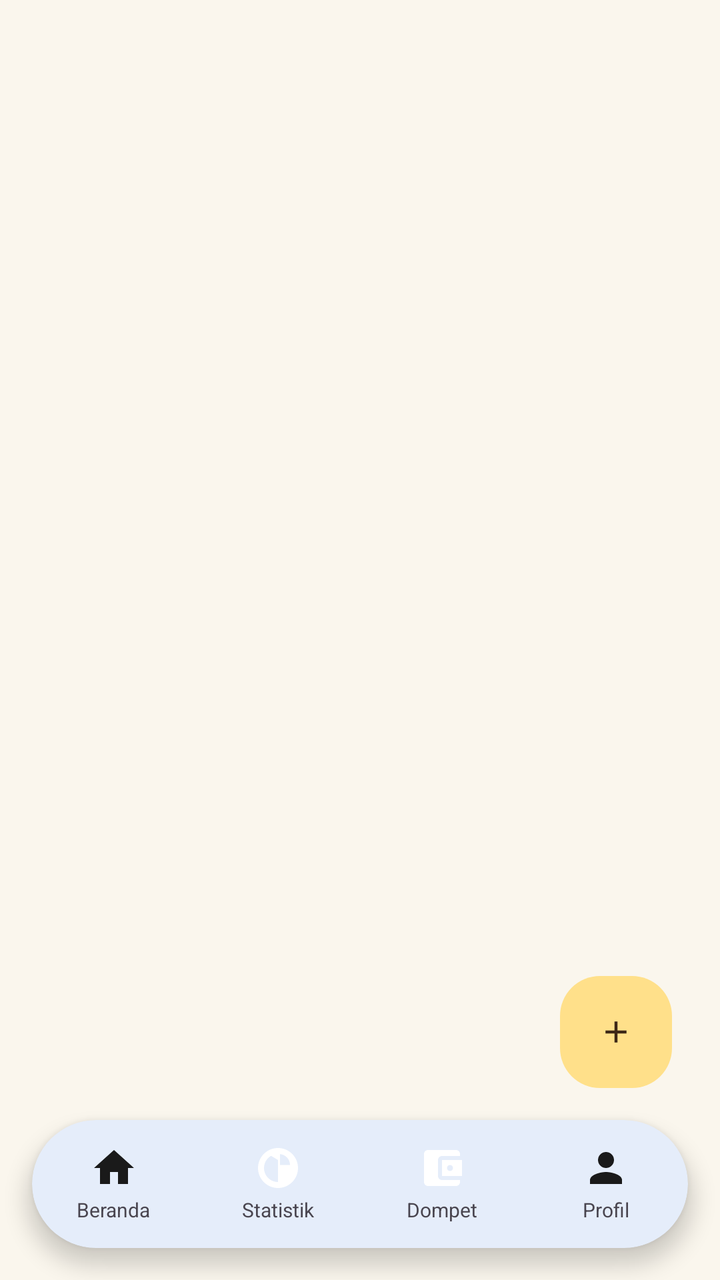
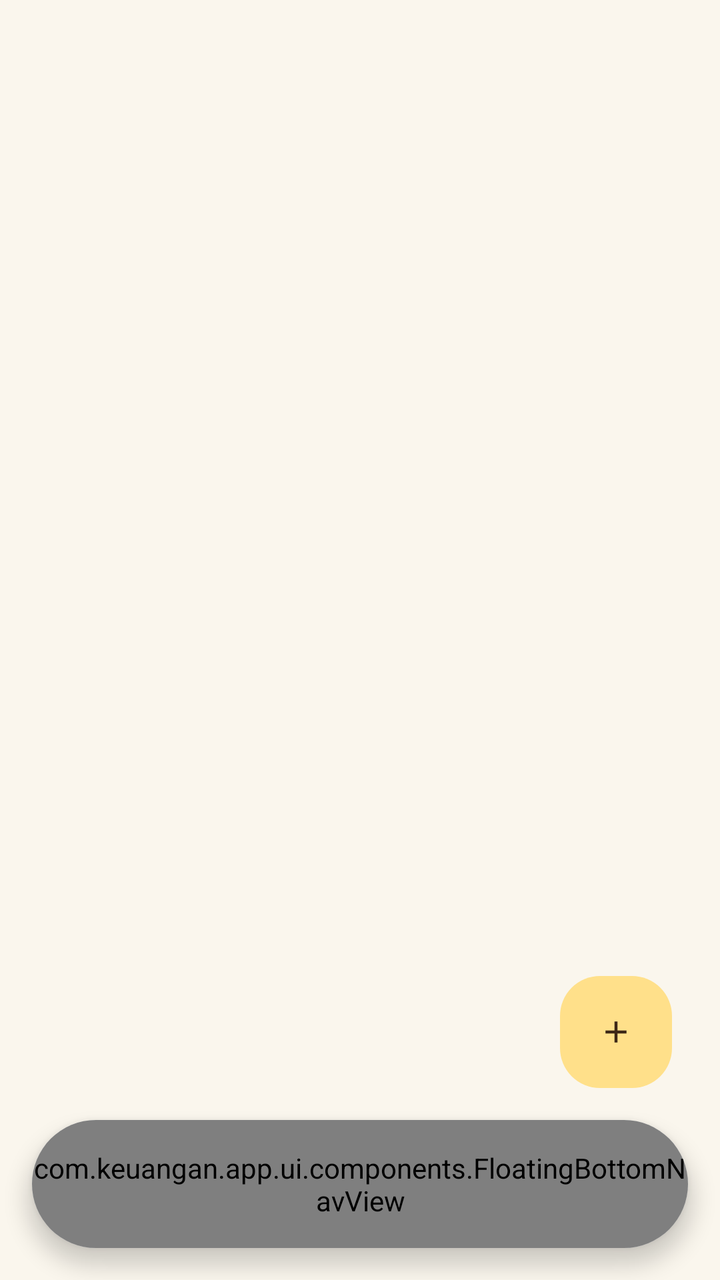

The first picture is an Android layout as it rendered before a commit; the second is the same layout after the commit. The layout source and the unified diff follow.
<!-- AndroidManifest.xml: application theme Theme.Keuangan -->
<!-- res/layout/activity_main.xml -->
<?xml version="1.0" encoding="utf-8"?>
<FrameLayout xmlns:android="http://schemas.android.com/apk/res/android"
    xmlns:app="http://schemas.android.com/apk/res-auto"
    android:layout_width="match_parent"
    android:layout_height="match_parent"
    android:background="?android:attr/colorBackground">

    <androidx.fragment.app.FragmentContainerView
        android:id="@+id/fragmentContainer"
        android:layout_width="match_parent"
        android:layout_height="match_parent" />

    
    <com.google.android.material.button.MaterialButton
        android:id="@+id/fabAdd"
        android:layout_width="56dp"
        android:layout_height="56dp"
        android:layout_gravity="bottom|end"
        android:layout_marginEnd="24dp"
        android:layout_marginBottom="96dp"
        android:minWidth="0dp"
        android:contentDescription="@string/fab_add"
        android:insetTop="0dp"
        android:insetBottom="0dp"
        app:backgroundTint="@color/fab_background_tint"
        app:cornerRadius="20dp"
        app:elevation="6dp"
        app:icon="@drawable/ic_add"
        app:iconGravity="textStart"
        app:iconPadding="0dp"
        app:iconTint="@color/fab_icon_tint" />

    
    <com.google.android.material.card.MaterialCardView
        android:id="@+id/bottomNav"
        android:layout_width="match_parent"
        android:layout_height="64dp"
        android:layout_gravity="bottom"
        android:layout_marginStart="16dp"
        android:layout_marginEnd="16dp"
        android:layout_marginBottom="16dp"
        app:cardBackgroundColor="?attr/colorSurface"
        app:cardCornerRadius="32dp"
        app:cardElevation="6dp"
        app:strokeWidth="0dp">

        <LinearLayout
            android:layout_width="match_parent"
            android:layout_height="match_parent"
            android:orientation="horizontal">

            
            <LinearLayout
                android:id="@+id/tabHome"
                android:layout_width="0dp"
                android:layout_height="match_parent"
                android:layout_weight="1"
                android:gravity="center"
                android:orientation="vertical">

                <ImageView
                    android:id="@+id/navIconHome"
                    android:layout_width="24dp"
                    android:layout_height="24dp"
                    android:contentDescription="@string/tab_home"
                    android:src="@drawable/ic_home" />

                <TextView
                    android:id="@+id/navLabelHome"
                    android:layout_width="wrap_content"
                    android:layout_height="wrap_content"
                    android:layout_marginTop="2dp"
                    android:text="@string/tab_home"
                    android:textSize="10sp" />
            </LinearLayout>

            
            <LinearLayout
                android:id="@+id/tabStats"
                android:layout_width="0dp"
                android:layout_height="match_parent"
                android:layout_weight="1"
                android:gravity="center"
                android:orientation="vertical">

                <ImageView
                    android:id="@+id/navIconStats"
                    android:layout_width="24dp"
                    android:layout_height="24dp"
                    android:contentDescription="@string/tab_stats"
                    android:src="@drawable/ic_pie_chart" />

                <TextView
                    android:id="@+id/navLabelStats"
                    android:layout_width="wrap_content"
                    android:layout_height="wrap_content"
                    android:layout_marginTop="2dp"
                    android:text="@string/tab_stats"
                    android:textSize="10sp" />
            </LinearLayout>

            
            <LinearLayout
                android:id="@+id/tabWallet"
                android:layout_width="0dp"
                android:layout_height="match_parent"
                android:layout_weight="1"
                android:gravity="center"
                android:orientation="vertical">

                <ImageView
                    android:id="@+id/navIconWallet"
                    android:layout_width="24dp"
                    android:layout_height="24dp"
                    android:contentDescription="@string/tab_wallet"
                    android:src="@drawable/ic_wallet" />

                <TextView
                    android:id="@+id/navLabelWallet"
                    android:layout_width="wrap_content"
                    android:layout_height="wrap_content"
                    android:layout_marginTop="2dp"
                    android:text="@string/tab_wallet"
                    android:textSize="10sp" />
            </LinearLayout>

            
            <LinearLayout
                android:id="@+id/tabProfile"
                android:layout_width="0dp"
                android:layout_height="match_parent"
                android:layout_weight="1"
                android:gravity="center"
                android:orientation="vertical">

                <ImageView
                    android:id="@+id/navIconProfile"
                    android:layout_width="24dp"
                    android:layout_height="24dp"
                    android:contentDescription="@string/tab_profile"
                    android:src="@drawable/ic_person" />

                <TextView
                    android:id="@+id/navLabelProfile"
                    android:layout_width="wrap_content"
                    android:layout_height="wrap_content"
                    android:layout_marginTop="2dp"
                    android:text="@string/tab_profile"
                    android:textSize="10sp" />
            </LinearLayout>
        </LinearLayout>
    </com.google.android.material.card.MaterialCardView>
</FrameLayout>
<!-- resources referenced by this layout -->
<resources>
  <!-- drawable ic_add (drawable) -->
  <vector xmlns:android="http://schemas.android.com/apk/res/android"
      android:width="24dp"
      android:height="24dp"
      android:viewportWidth="24"
      android:viewportHeight="24">
      <path
          android:fillColor="#FF1A1A1A"
          android:pathData="M19,13h-6v6h-2v-6H5v-2h6V5h2v6h6v2z"/>
  </vector>
  <!-- drawable ic_home (drawable) -->
  <vector xmlns:android="http://schemas.android.com/apk/res/android"
      android:width="24dp"
      android:height="24dp"
      android:viewportWidth="24"
      android:viewportHeight="24">
      <path
          android:fillColor="#FF1A1A1A"
          android:pathData="M10,20v-6h4v6h5v-8h3L12,3 2,12h3v8z"/>
  </vector>
  <!-- drawable ic_person (drawable) -->
  <vector xmlns:android="http://schemas.android.com/apk/res/android"
      android:width="24dp"
      android:height="24dp"
      android:viewportWidth="24"
      android:viewportHeight="24">
      <path
          android:fillColor="#FF1A1A1A"
          android:pathData="M12,12c2.21,0 4,-1.79 4,-4s-1.79,-4 -4,-4 -4,1.79 -4,4 1.79,4 4,4zm0,2c-2.67,0 -8,1.34 -8,4v2h16v-2c0,-2.66 -5.33,-4 -8,-4z"/>
  </vector>
  <!-- drawable ic_pie_chart (drawable) -->
  <vector xmlns:android="http://schemas.android.com/apk/res/android"
      android:width="24dp"
      android:height="24dp"
      android:viewportWidth="24"
      android:viewportHeight="24">
    <path
        android:fillColor="@android:color/white"
        android:pathData="M12,2C6.48,2 2,6.48 2,12s4.48,10 10,10 10,-4.48 10,-10S17.52,2 12,2zM13,5.05C15.84,5.32 18,7.65 18,10.5h-5V5.05zM12,19c-3.87,0 -7,-3.13 -7,-7 0,-2.62 1.43,-4.9 3.54,-6.09L12,8v11z"/>
  </vector>
  <!-- drawable ic_wallet (drawable) -->
  <vector xmlns:android="http://schemas.android.com/apk/res/android"
      android:width="24dp"
      android:height="24dp"
      android:viewportWidth="24"
      android:viewportHeight="24">
      <path
          android:fillColor="#FFFFFFFF"
          android:pathData="M21,18v1c0,1.1 -0.9,2 -2,2H5c-1.11,0 -2,-0.9 -2,-2V5c0,-1.1 0.89,-2 2,-2h14c1.1,0 2,0.9 2,2v1h-9c-1.11,0 -2,0.9 -2,2v8c0,1.1 0.89,2 2,2h9zm-9,-2h10V8H12v8zm4,-2.5c-0.83,0 -1.5,-0.67 -1.5,-1.5s0.67,-1.5 1.5,-1.5 1.5,0.67 1.5,1.5 -0.67,1.5 -1.5,1.5z"/>
  </vector>
  <string name="fab_add">Tambah Transaksi</string>
  <string name="tab_home">Beranda</string>
  <string name="tab_profile">Profil</string>
  <string name="tab_stats">Statistik</string>
  <string name="tab_wallet">Dompet</string>
  <color name="md_theme_light_primary">#0B57D0</color>
  <color name="md_theme_light_onPrimary">#FFFFFF</color>
  <color name="md_theme_light_primaryContainer">#C2DAFF</color>
  <color name="md_theme_light_onPrimaryContainer">#041E49</color>
  <color name="chart_food">#0B57D0</color>
  <color name="md_theme_light_background">#FAF6ED</color>
  <color name="md_theme_light_surface">#FFFFFF</color>
  <color name="md_theme_light_onSurface">#111827</color>
  <color name="md_theme_light_surfaceContainer">#FAF6ED</color>
  <!-- unchanged entries left out for length: 1 -->
</resources>

<!-- the commit's change to res/layout/activity_main.xml (unified diff, before → after) -->
@@ -44,110 +44,9 @@
         app:cardElevation="6dp"
         app:strokeWidth="0dp">
 
-        <LinearLayout
+        <com.keuangan.app.ui.components.FloatingBottomNavView
+            android:id="@+id/bottomNavView"
             android:layout_width="match_parent"
-            android:layout_height="match_parent"
-            android:orientation="horizontal">
-
-            
-            <LinearLayout
-                android:id="@+id/tabHome"
-                android:layout_width="0dp"
-                android:layout_height="match_parent"
-                android:layout_weight="1"
-                android:gravity="center"
-                android:orientation="vertical">
-
-                <ImageView
-                    android:id="@+id/navIconHome"
-                    android:layout_width="24dp"
-                    android:layout_height="24dp"
-                    android:contentDescription="@string/tab_home"
-                    android:src="@drawable/ic_home" />
-
-                <TextView
-                    android:id="@+id/navLabelHome"
-                    android:layout_width="wrap_content"
-                    android:layout_height="wrap_content"
-                    android:layout_marginTop="2dp"
-                    android:text="@string/tab_home"
-                    android:textSize="10sp" />
-            </LinearLayout>
-
-            
-            <LinearLayout
-                android:id="@+id/tabStats"
-                android:layout_width="0dp"
-                android:layout_height="match_parent"
-                android:layout_weight="1"
-                android:gravity="center"
-                android:orientation="vertical">
-
-                <ImageView
-                    android:id="@+id/navIconStats"
-                    android:layout_width="24dp"
-                    android:layout_height="24dp"
-                    android:contentDescription="@string/tab_stats"
-                    android:src="@drawable/ic_pie_chart" />
-
-                <TextView
-                    android:id="@+id/navLabelStats"
-                    android:layout_width="wrap_content"
-                    android:layout_height="wrap_content"
-                    android:layout_marginTop="2dp"
-                    android:text="@string/tab_stats"
-                    android:textSize="10sp" />
-            </LinearLayout>
-
-            
-            <LinearLayout
-                android:id="@+id/tabWallet"
-                android:layout_width="0dp"
-                android:layout_height="match_parent"
-                android:layout_weight="1"
-                android:gravity="center"
-                android:orientation="vertical">
-
-                <ImageView
-                    android:id="@+id/navIconWallet"
-                    android:layout_width="24dp"
-                    android:layout_height="24dp"
-                    android:contentDescription="@string/tab_wallet"
-                    android:src="@drawable/ic_wallet" />
-
-                <TextView
-                    android:id="@+id/navLabelWallet"
-                    android:layout_width="wrap_content"
-                    android:layout_height="wrap_content"
-                    android:layout_marginTop="2dp"
-                    android:text="@string/tab_wallet"
-                    android:textSize="10sp" />
-            </LinearLayout>
-
-            
-            <LinearLayout
-                android:id="@+id/tabProfile"
-                android:layout_width="0dp"
-                android:layout_height="match_parent"
-                android:layout_weight="1"
-                android:gravity="center"
-                android:orientation="vertical">
-
-                <ImageView
-                    android:id="@+id/navIconProfile"
-                    android:layout_width="24dp"
-                    android:layout_height="24dp"
-                    android:contentDescription="@string/tab_profile"
-                    android:src="@drawable/ic_person" />
-
-                <TextView
-                    android:id="@+id/navLabelProfile"
-                    android:layout_width="wrap_content"
-                    android:layout_height="wrap_content"
-                    android:layout_marginTop="2dp"
-                    android:text="@string/tab_profile"
-                    android:textSize="10sp" />
-            </LinearLayout>
-        </LinearLayout>
+            android:layout_height="match_parent" />
     </com.google.android.material.card.MaterialCardView>
 </FrameLayout>
<!-- resource entries referenced after the edit -->
@@ -10,51 +10,7 @@
           android:fillColor="#FF1A1A1A"
           android:pathData="M19,13h-6v6h-2v-6H5v-2h6V5h2v6h6v2z"/>
   </vector>
-  <!-- drawable ic_home (drawable) -->
-  <vector xmlns:android="http://schemas.android.com/apk/res/android"
-      android:width="24dp"
-      android:height="24dp"
-      android:viewportWidth="24"
-      android:viewportHeight="24">
-      <path
-          android:fillColor="#FF1A1A1A"
-          android:pathData="M10,20v-6h4v6h5v-8h3L12,3 2,12h3v8z"/>
-  </vector>
-  <!-- drawable ic_person (drawable) -->
-  <vector xmlns:android="http://schemas.android.com/apk/res/android"
-      android:width="24dp"
-      android:height="24dp"
-      android:viewportWidth="24"
-      android:viewportHeight="24">
-      <path
-          android:fillColor="#FF1A1A1A"
-          android:pathData="M12,12c2.21,0 4,-1.79 4,-4s-1.79,-4 -4,-4 -4,1.79 -4,4 1.79,4 4,4zm0,2c-2.67,0 -8,1.34 -8,4v2h16v-2c0,-2.66 -5.33,-4 -8,-4z"/>
-  </vector>
-  <!-- drawable ic_pie_chart (drawable) -->
-  <vector xmlns:android="http://schemas.android.com/apk/res/android"
-      android:width="24dp"
-      android:height="24dp"
-      android:viewportWidth="24"
-      android:viewportHeight="24">
-    <path
-        android:fillColor="@android:color/white"
-        android:pathData="M12,2C6.48,2 2,6.48 2,12s4.48,10 10,10 10,-4.48 10,-10S17.52,2 12,2zM13,5.05C15.84,5.32 18,7.65 18,10.5h-5V5.05zM12,19c-3.87,0 -7,-3.13 -7,-7 0,-2.62 1.43,-4.9 3.54,-6.09L12,8v11z"/>
-  </vector>
-  <!-- drawable ic_wallet (drawable) -->
-  <vector xmlns:android="http://schemas.android.com/apk/res/android"
-      android:width="24dp"
-      android:height="24dp"
-      android:viewportWidth="24"
-      android:viewportHeight="24">
-      <path
-          android:fillColor="#FFFFFFFF"
-          android:pathData="M21,18v1c0,1.1 -0.9,2 -2,2H5c-1.11,0 -2,-0.9 -2,-2V5c0,-1.1 0.89,-2 2,-2h14c1.1,0 2,0.9 2,2v1h-9c-1.11,0 -2,0.9 -2,2v8c0,1.1 0.89,2 2,2h9zm-9,-2h10V8H12v8zm4,-2.5c-0.83,0 -1.5,-0.67 -1.5,-1.5s0.67,-1.5 1.5,-1.5 1.5,0.67 1.5,1.5 -0.67,1.5 -1.5,1.5z"/>
-  </vector>
   <string name="fab_add">Tambah Transaksi</string>
-  <string name="tab_home">Beranda</string>
-  <string name="tab_profile">Profil</string>
-  <string name="tab_stats">Statistik</string>
-  <string name="tab_wallet">Dompet</string>
   <color name="md_theme_light_primary">#0B57D0</color>
   <color name="md_theme_light_onPrimary">#FFFFFF</color>
   <color name="md_theme_light_primaryContainer">#C2DAFF</color>
